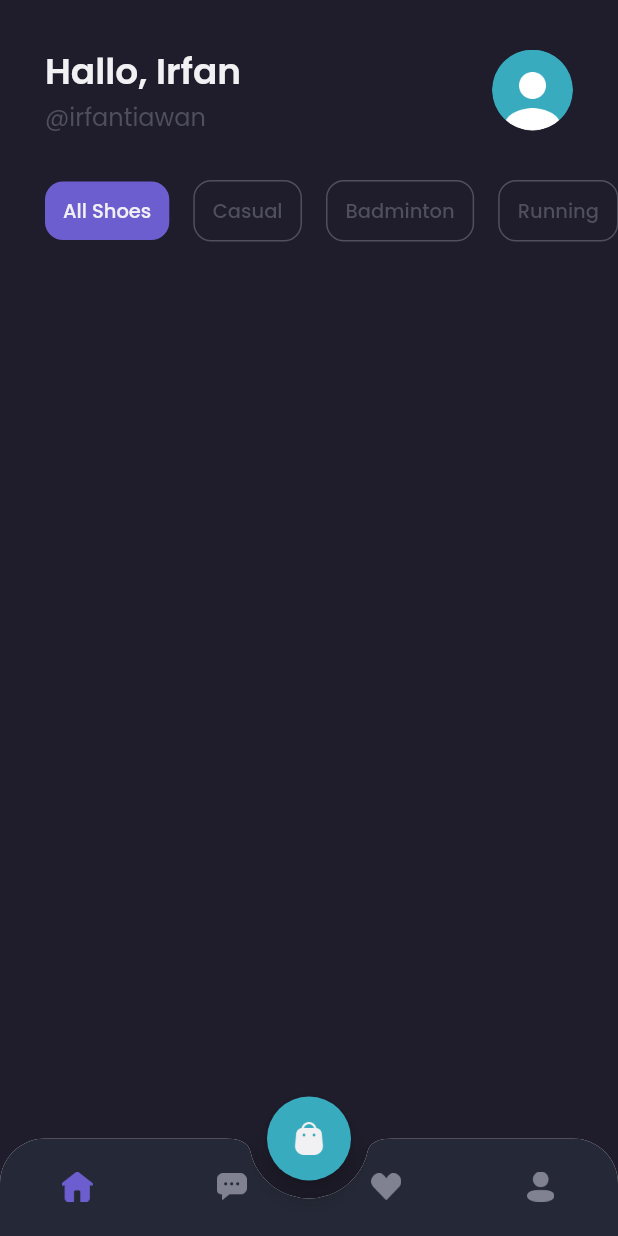
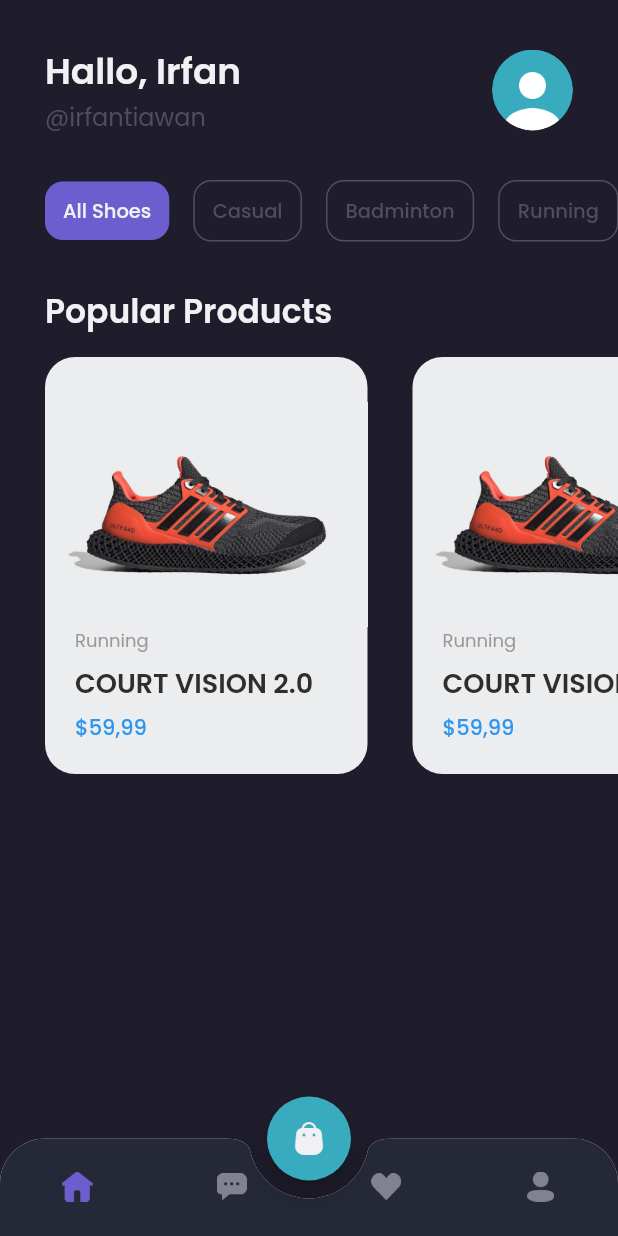
Before and after one commit to irfanagust/flavel, a Flutter app: the MainPage screen opened by its route, on a phone screen of 412 x 824 dp. Run offline on Flutter 3.47's test engine with Material 2 defaults, Android fonts, the phone set to English and light mode, and no system bars; our stand-ins replace google_fonts.

Commit message:
add : popular products

```diff
--- a/lib/pages/home/home_page.dart
+++ b/lib/pages/home/home_page.dart
@@ -1,4 +1,5 @@
 import 'package:flavel/theme.dart';
+import 'package:flavel/widgets/product_card.dart';
 import 'package:flutter/material.dart';
 
 class HomePage extends StatelessWidget {
@@ -207,10 +208,52 @@ class HomePage extends StatelessWidget {
       );
     }
 
+    Widget popularProductsTitle() {
+      return Container(
+        margin: EdgeInsets.only(
+          top: defaultMargin,
+          left: defaultMargin,
+          right: defaultMargin,
+        ),
+        child: Text(
+          'Popular Products',
+          style: primaryTextStyle.copyWith(
+            fontSize: 22,
+            fontWeight: semiBold,
+          ),
+        ),
+      );
+    }
+
+    Widget popularProducts() {
+      return Container(
+        margin: const EdgeInsets.only(top: 14),
+        child: SingleChildScrollView(
+          scrollDirection: Axis.horizontal,
+          child: Row(
+            children: [
+              SizedBox(
+                width: defaultMargin,
+              ),
+              Row(
+                children: [
+                  ProductCard(),
+                  ProductCard(),
+                  ProductCard(),
+                ],
+              ),
+            ],
+          ),
+        ),
+      );
+    }
+
     return ListView(
       children: [
         header(),
         categories(),
+        popularProductsTitle(),
+        popularProducts(),
       ],
     );
   }
--- a/lib/theme.dart
+++ b/lib/theme.dart
@@ -15,6 +15,7 @@ Color bgColor4 = const Color(0xff252836);
 Color primaryTextColor = const Color(0xffF1F0F2);
 Color secondaryTextColor = const Color(0xff999999);
 Color subtitleTextColor = const Color(0xff504F5E);
+Color productNameTextColor = const Color(0xff2E2E2E);
 Color transparentColor = Colors.transparent;
 
 TextStyle primaryTextStyle = GoogleFonts.poppins(color: primaryTextColor);
@@ -22,6 +23,8 @@ TextStyle secondaryTextStyle = GoogleFonts.poppins(color: secondaryTextColor);
 TextStyle priceTextStyle = GoogleFonts.poppins(color: priceColor);
 TextStyle subtitleTextStyle = GoogleFonts.poppins(color: subtitleTextColor);
 TextStyle purpleTextStyle = GoogleFonts.poppins(color: primaryColor);
+TextStyle productNameTextStyle =
+    GoogleFonts.poppins(color: productNameTextColor);
 
 FontWeight light = FontWeight.w300;
 FontWeight regular = FontWeight.w400;
--- /dev/null
+++ b/lib/widgets/product_card.dart
@@ -0,0 +1,82 @@
+import 'package:flavel/theme.dart';
+import 'package:flutter/material.dart';
+
+class ProductCard extends StatelessWidget {
+  const ProductCard({Key? key}) : super(key: key);
+
+  @override
+  Widget build(BuildContext context) {
+    return Container(
+      width: 215,
+      height: 278,
+      margin: EdgeInsets.only(right: defaultMargin),
+      decoration: BoxDecoration(
+        borderRadius: BorderRadius.circular(20),
+        color: const Color(0xffECEDEF),
+      ),
+      child: Column(
+        crossAxisAlignment: CrossAxisAlignment.start,
+        children: [
+          const SizedBox(
+            height: 30,
+          ),
+          Image.asset(
+            'assets/image_shoes.png',
+            width: 215,
+            height: 150,
+            fit: BoxFit.cover,
+          ),
+          Container(
+            margin: const EdgeInsets.symmetric(horizontal: 20),
+            child: Column(
+              children: [
+                Text(
+                  'Running',
+                  style: secondaryTextStyle.copyWith(
+                    fontSize: 12,
+                  ),
+                ),
+              ],
+            ),
+          ),
+          const SizedBox(
+            height: 6,
+          ),
+          Container(
+            margin: const EdgeInsets.symmetric(horizontal: 20),
+            child: Column(
+              children: [
+                Text(
+                  'COURT VISION 2.0',
+                  style: productNameTextStyle.copyWith(
+                    fontSize: 18,
+                    fontWeight: semiBold,
+                  ),
+                  overflow: TextOverflow.ellipsis,
+                ),
+              ],
+            ),
+          ),
+          const SizedBox(
+            height: 6,
+          ),
+          Container(
+            margin: const EdgeInsets.symmetric(horizontal: 20),
+            child: Column(
+              children: [
+                Text(
+                  '\$59,99',
+                  style: priceTextStyle.copyWith(
+                    fontSize: 14,
+                    fontWeight: medium,
+                  ),
+                  overflow: TextOverflow.ellipsis,
+                ),
+              ],
+            ),
+          ),
+        ],
+      ),
+    );
+  }
+}
```
